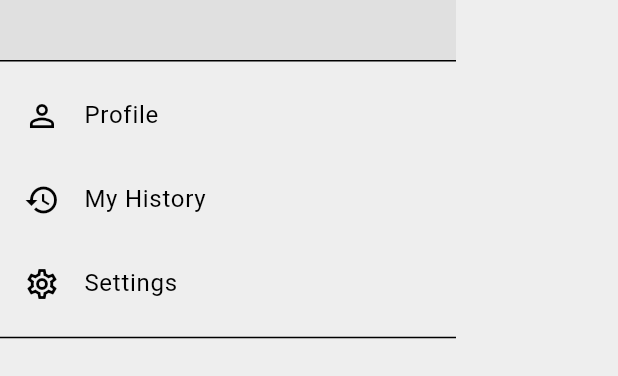
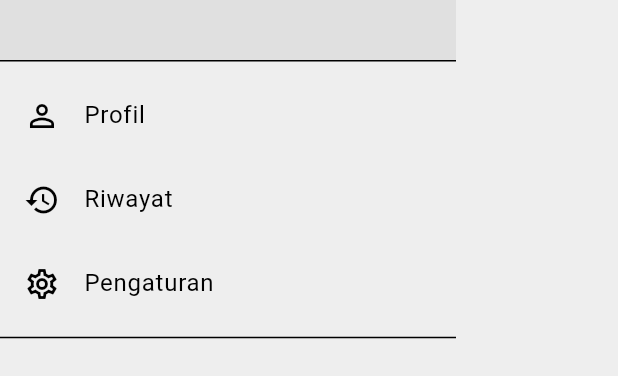
Before and after one commit to MafariT/flutter-lost-and-found, a Flutter app: the PrimaryDrawer widget shown alone on an empty page, opened directly, on a phone screen of 412 x 824 dp. Shown: the part 180-556 px from the top of the screen. Run offline on Flutter 3.47's test engine with Material 3 defaults, Android fonts, the phone set to English and light mode, and no system bars; our stand-ins replace flutter_dotenv, flutter_riverpod, image_picker, supabase_flutter; accounts and stored records are empty; network calls fail; statements that could not run were skipped.

Commit message:
primary drawer ubah bahasa

```diff
--- a/lib/components/primary_drawer.dart
+++ b/lib/components/primary_drawer.dart
@@ -60,7 +60,7 @@ class PrimaryDrawer extends ConsumerWidget {
           ),
           ListTile(
             leading: const Icon(Icons.person_outline),
-            title: const Text('Profile'),
+            title: const Text('Profil'),
             onTap: () {
               Navigator.pop(context);
               Navigator.push(context, MaterialPageRoute(builder: (context) => const ProfilePage()));
@@ -68,7 +68,7 @@ class PrimaryDrawer extends ConsumerWidget {
           ),
           ListTile(
             leading: const Icon(Icons.history),
-            title: const Text('My History'),
+            title: const Text('Riwayat'),
             onTap: () {
               Navigator.pop(context);
               Navigator.push(context, MaterialPageRoute(builder: (context) => const HistoryPage()));
@@ -76,7 +76,7 @@ class PrimaryDrawer extends ConsumerWidget {
           ),
           ListTile(
             leading: const Icon(Icons.settings_outlined),
-            title: const Text('Settings'),
+            title: const Text('Pengaturan'),
             onTap: () {
               Navigator.pop(context);
               Navigator.push(context, MaterialPageRoute(builder: (context) => const SettingsPage()));
```
